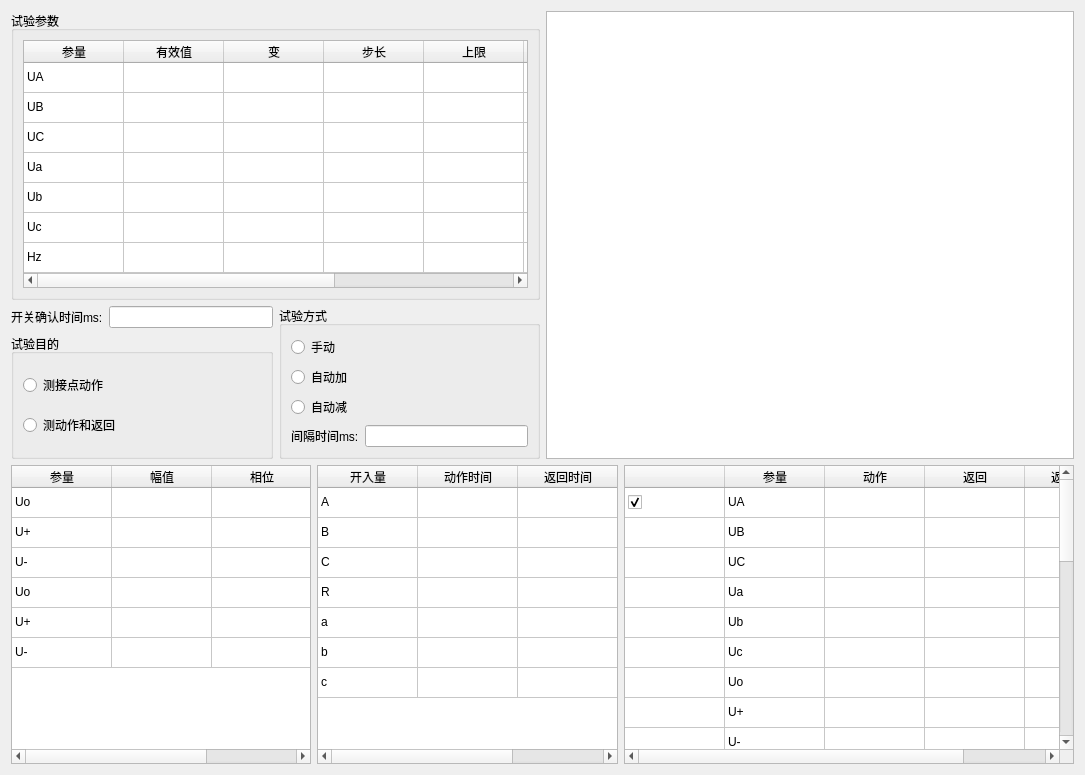
Before: the Qt Designer form energy/ui/test25/ui_025.ui in AgueroZzz/Electric-energy-detection, drawn with Qt 5.
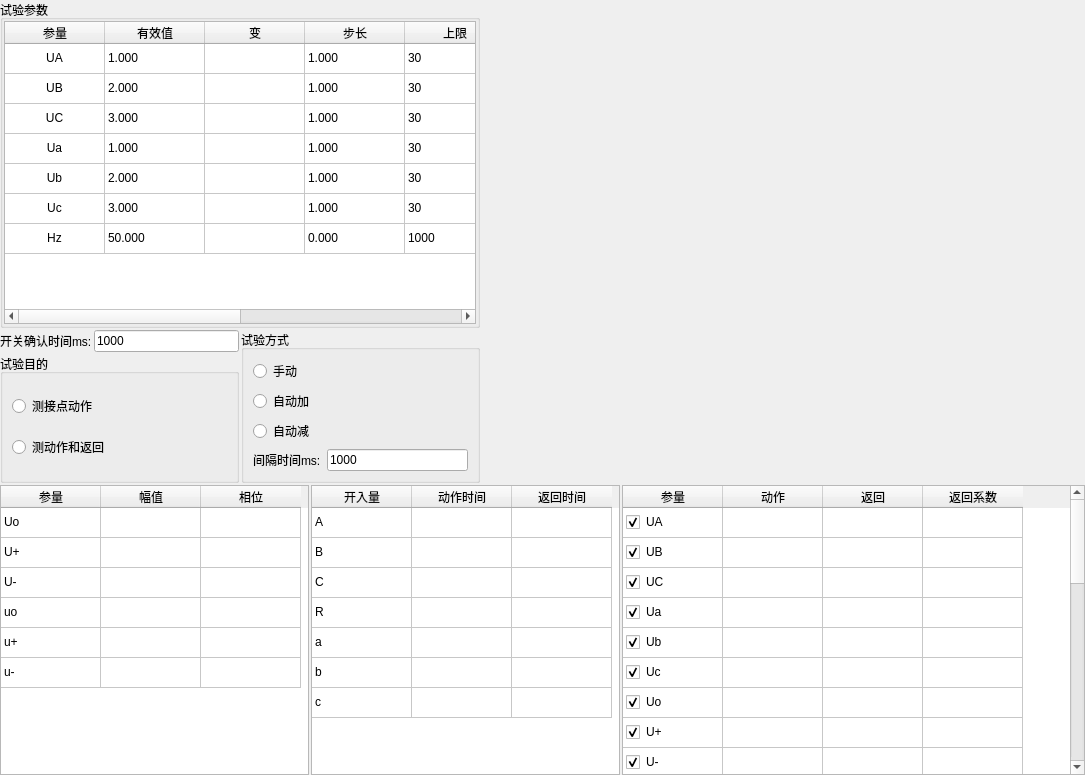
After: the same form once the commit is applied.

Patch:
```diff
--- a/energy/ui/test25/ui_025.ui
+++ b/energy/ui/test25/ui_025.ui
@@ -13,9 +13,24 @@
   <property name="windowTitle">
    <string>Form</string>
   </property>
-  <layout class="QVBoxLayout" name="verticalLayout_5" stretch="3,2">
+  <layout class="QVBoxLayout" name="verticalLayout_5" stretch="5,3">
+   <property name="spacing">
+    <number>2</number>
+   </property>
+   <property name="leftMargin">
+    <number>0</number>
+   </property>
+   <property name="topMargin">
+    <number>0</number>
+   </property>
+   <property name="rightMargin">
+    <number>0</number>
+   </property>
+   <property name="bottomMargin">
+    <number>0</number>
+   </property>
    <item>
-    <layout class="QHBoxLayout" name="horizontalLayout_6">
+    <layout class="QHBoxLayout" name="horizontalLayout_6" stretch="4,1,4">
      <item>
       <layout class="QVBoxLayout" name="verticalLayout_4">
        <item>
@@ -23,7 +38,22 @@
          <property name="title">
           <string>试验参数</string>
          </property>
-         <layout class="QHBoxLayout" name="horizontalLayout">
+         <layout class="QVBoxLayout" name="verticalLayout_6">
+          <property name="spacing">
+           <number>0</number>
+          </property>
+          <property name="leftMargin">
+           <number>1</number>
+          </property>
+          <property name="topMargin">
+           <number>1</number>
+          </property>
+          <property name="rightMargin">
+           <number>1</number>
+          </property>
+          <property name="bottomMargin">
+           <number>1</number>
+          </property>
           <item>
            <widget class="QTableWidget" name="tb_sycs">
             <property name="rowCount">
@@ -83,36 +113,294 @@
              <property name="text">
               <string>UA</string>
              </property>
+             <property name="textAlignment">
+              <set>AlignCenter</set>
+             </property>
+             <property name="flags">
+              <set>ItemIsDragEnabled|ItemIsDropEnabled|ItemIsUserCheckable|ItemIsEnabled</set>
+             </property>
+            </item>
+            <item row="0" column="1">
+             <property name="text">
+              <string>1.000</string>
+             </property>
+            </item>
+            <item row="0" column="3">
+             <property name="text">
+              <string>1.000</string>
+             </property>
+            </item>
+            <item row="0" column="4">
+             <property name="text">
+              <string>30</string>
+             </property>
+            </item>
+            <item row="0" column="5">
+             <property name="text">
+              <string>0.0</string>
+             </property>
+            </item>
+            <item row="0" column="7">
+             <property name="text">
+              <string>1.0</string>
+             </property>
             </item>
             <item row="1" column="0">
              <property name="text">
               <string>UB</string>
              </property>
+             <property name="textAlignment">
+              <set>AlignCenter</set>
+             </property>
+             <property name="flags">
+              <set>ItemIsDragEnabled|ItemIsDropEnabled|ItemIsUserCheckable|ItemIsEnabled</set>
+             </property>
+            </item>
+            <item row="1" column="1">
+             <property name="text">
+              <string>2.000</string>
+             </property>
+            </item>
+            <item row="1" column="3">
+             <property name="text">
+              <string>1.000</string>
+             </property>
+            </item>
+            <item row="1" column="4">
+             <property name="text">
+              <string>30</string>
+             </property>
+            </item>
+            <item row="1" column="5">
+             <property name="text">
+              <string>240.0</string>
+             </property>
+            </item>
+            <item row="1" column="7">
+             <property name="text">
+              <string>1.0</string>
+             </property>
             </item>
             <item row="2" column="0">
              <property name="text">
               <string>UC</string>
              </property>
+             <property name="textAlignment">
+              <set>AlignCenter</set>
+             </property>
+             <property name="flags">
+              <set>ItemIsDragEnabled|ItemIsDropEnabled|ItemIsUserCheckable|ItemIsEnabled</set>
+             </property>
+            </item>
+            <item row="2" column="1">
+             <property name="text">
+              <string>3.000</string>
+             </property>
+            </item>
+            <item row="2" column="3">
+             <property name="text">
+              <string>1.000</string>
+             </property>
+            </item>
+            <item row="2" column="4">
+             <property name="text">
+              <string>30</string>
+             </property>
+            </item>
+            <item row="2" column="5">
+             <property name="text">
+              <string>120.0</string>
+             </property>
+            </item>
+            <item row="2" column="7">
+             <property name="text">
+              <string>1.0</string>
+             </property>
             </item>
             <item row="3" column="0">
              <property name="text">
               <string>Ua</string>
              </property>
+             <property name="textAlignment">
+              <set>AlignCenter</set>
+             </property>
+             <property name="flags">
+              <set>ItemIsDragEnabled|ItemIsDropEnabled|ItemIsUserCheckable|ItemIsEnabled</set>
+             </property>
+            </item>
+            <item row="3" column="1">
+             <property name="text">
+              <string>1.000</string>
+             </property>
+            </item>
+            <item row="3" column="3">
+             <property name="text">
+              <string>1.000</string>
+             </property>
+            </item>
+            <item row="3" column="4">
+             <property name="text">
+              <string>30</string>
+             </property>
+            </item>
+            <item row="3" column="5">
+             <property name="text">
+              <string>0.0</string>
+             </property>
+            </item>
+            <item row="3" column="7">
+             <property name="text">
+              <string>1.0</string>
+             </property>
             </item>
             <item row="4" column="0">
              <property name="text">
               <string>Ub</string>
              </property>
+             <property name="textAlignment">
+              <set>AlignCenter</set>
+             </property>
+             <property name="flags">
+              <set>ItemIsDragEnabled|ItemIsDropEnabled|ItemIsUserCheckable|ItemIsEnabled</set>
+             </property>
+            </item>
+            <item row="4" column="1">
+             <property name="text">
+              <string>2.000</string>
+             </property>
+            </item>
+            <item row="4" column="3">
+             <property name="text">
+              <string>1.000</string>
+             </property>
+            </item>
+            <item row="4" column="4">
+             <property name="text">
+              <string>30</string>
+             </property>
+            </item>
+            <item row="4" column="5">
+             <property name="text">
+              <string>240.0</string>
+             </property>
+            </item>
+            <item row="4" column="7">
+             <property name="text">
+              <string>1.0</string>
+             </property>
             </item>
             <item row="5" column="0">
              <property name="text">
               <string>Uc</string>
              </property>
+             <property name="textAlignment">
+              <set>AlignCenter</set>
+             </property>
+             <property name="flags">
+              <set>ItemIsDragEnabled|ItemIsDropEnabled|ItemIsUserCheckable|ItemIsEnabled</set>
+             </property>
+            </item>
+            <item row="5" column="1">
+             <property name="text">
+              <string>3.000</string>
+             </property>
+            </item>
+            <item row="5" column="3">
+             <property name="text">
+              <string>1.000</string>
+             </property>
+            </item>
+            <item row="5" column="4">
+             <property name="text">
+              <string>30</string>
+             </property>
+            </item>
+            <item row="5" column="5">
+             <property name="text">
+              <string>120.0</string>
+             </property>
+            </item>
+            <item row="5" column="7">
+             <property name="text">
+              <string>1.0</string>
+             </property>
             </item>
             <item row="6" column="0">
              <property name="text">
               <string>Hz</string>
              </property>
+             <property name="textAlignment">
+              <set>AlignCenter</set>
+             </property>
+             <property name="flags">
+              <set>ItemIsDragEnabled|ItemIsDropEnabled|ItemIsUserCheckable|ItemIsEnabled</set>
+             </property>
+            </item>
+            <item row="6" column="1">
+             <property name="text">
+              <string>50.000</string>
+             </property>
+            </item>
+            <item row="6" column="3">
+             <property name="text">
+              <string>0.000</string>
+             </property>
+            </item>
+            <item row="6" column="4">
+             <property name="text">
+              <string>1000</string>
+             </property>
+            </item>
+            <item row="6" column="5">
+             <property name="text">
+              <string/>
+             </property>
+             <property name="background">
+              <brush brushstyle="Dense4Pattern">
+               <color alpha="255">
+                <red>194</red>
+                <green>237</green>
+                <blue>195</blue>
+               </color>
+              </brush>
+             </property>
+             <property name="flags">
+              <set>ItemIsDragEnabled|ItemIsDropEnabled|ItemIsUserCheckable|ItemIsEnabled</set>
+             </property>
+            </item>
+            <item row="6" column="6">
+             <property name="text">
+              <string/>
+             </property>
+             <property name="background">
+              <brush brushstyle="Dense4Pattern">
+               <color alpha="255">
+                <red>194</red>
+                <green>237</green>
+                <blue>195</blue>
+               </color>
+              </brush>
+             </property>
+             <property name="flags">
+              <set>ItemIsDragEnabled|ItemIsDropEnabled|ItemIsUserCheckable|ItemIsEnabled</set>
+             </property>
+            </item>
+            <item row="6" column="7">
+             <property name="text">
+              <string/>
+             </property>
+             <property name="background">
+              <brush brushstyle="Dense4Pattern">
+               <color alpha="255">
+                <red>194</red>
+                <green>237</green>
+                <blue>195</blue>
+               </color>
+              </brush>
+             </property>
+             <property name="flags">
+              <set>ItemIsDragEnabled|ItemIsDropEnabled|ItemIsUserCheckable|ItemIsEnabled</set>
+             </property>
             </item>
            </widget>
           </item>
@@ -133,7 +421,11 @@
               </widget>
              </item>
              <item>
-              <widget class="QLineEdit" name="lineEdit"/>
+              <widget class="QLineEdit" name="le_check">
+               <property name="text">
+                <string>1000</string>
+               </property>
+              </widget>
              </item>
             </layout>
            </item>
@@ -199,7 +491,11 @@
                </widget>
               </item>
               <item>
-               <widget class="QLineEdit" name="lineEdit_2"/>
+               <widget class="QLineEdit" name="le_delay">
+                <property name="text">
+                 <string>1000</string>
+                </property>
+               </widget>
               </item>
              </layout>
             </item>
@@ -211,7 +507,10 @@
       </layout>
      </item>
      <item>
-      <widget class="QTableWidget" name="tableWidget_4"/>
+      <widget class="QWidget" name="btn_widget" native="true"/>
+     </item>
+     <item>
+      <widget class="QWidget" name="chart_widget" native="true"/>
      </item>
     </layout>
    </item>
@@ -219,6 +518,14 @@
     <layout class="QHBoxLayout" name="horizontalLayout_4" stretch="2,2,3">
      <item>
       <widget class="QTableWidget" name="tb_down_1">
+       <property name="styleSheet">
+        <string notr="true">QTableWidget {
+     background-color: &quot;#97E8F2&quot;;
+    }
+    QTableWidget::item {
+       background-color: &quot;#97E8F2&quot;;
+    }</string>
+       </property>
        <property name="rowCount">
         <number>6</number>
        </property>
@@ -263,23 +570,31 @@
        </item>
        <item row="3" column="0">
         <property name="text">
-         <string>Uo</string>
+         <string>uo</string>
         </property>
        </item>
        <item row="4" column="0">
         <property name="text">
-         <string>U+</string>
+         <string>u+</string>
         </property>
        </item>
        <item row="5" column="0">
         <property name="text">
-         <string>U-</string>
+         <string>u-</string>
         </property>
        </item>
       </widget>
      </item>
      <item>
       <widget class="QTableWidget" name="tb_down_2">
+       <property name="styleSheet">
+        <string notr="true">QTableWidget {
+     background-color: &quot;#FFE6FF&quot;;
+    }
+    QTableWidget::item {
+       background-color: &quot;#FFE6FF&quot;;
+    }</string>
+       </property>
        <property name="rowCount">
         <number>7</number>
        </property>
@@ -347,6 +662,14 @@
      </item>
      <item>
       <widget class="QTableWidget" name="tb_down_3">
+       <property name="styleSheet">
+        <string notr="true">QTableWidget {
+     background-color: &quot;#FFE6FF&quot;;
+    }
+    QTableWidget::item {
+       background-color: &quot;#FFE6FF&quot;;
+    }</string>
+       </property>
        <property name="rowCount">
         <number>25</number>
        </property>
@@ -378,11 +701,6 @@
        <row/>
        <row/>
        <row/>
-       <column>
-        <property name="text">
-         <string/>
-        </property>
-       </column>
        <column>
         <property name="text">
          <string>参量</string>
@@ -405,136 +723,278 @@
        </column>
        <item row="0" column="0">
         <property name="text">
-         <string/>
-        </property>
-        <property name="checkState">
-         <enum>Checked</enum>
-        </property>
-       </item>
-       <item row="0" column="1">
-        <property name="text">
          <string>UA</string>
         </property>
+        <property name="checkState">
+         <enum>Checked</enum>
+        </property>
+        <property name="flags">
+         <set>ItemIsDragEnabled|ItemIsDropEnabled|ItemIsUserCheckable|ItemIsEnabled</set>
+        </property>
        </item>
-       <item row="1" column="1">
+       <item row="1" column="0">
         <property name="text">
          <string>UB</string>
         </property>
+        <property name="checkState">
+         <enum>Checked</enum>
+        </property>
+        <property name="flags">
+         <set>ItemIsDragEnabled|ItemIsDropEnabled|ItemIsUserCheckable|ItemIsEnabled</set>
+        </property>
        </item>
-       <item row="2" column="1">
+       <item row="2" column="0">
         <property name="text">
          <string>UC</string>
         </property>
+        <property name="checkState">
+         <enum>Checked</enum>
+        </property>
+        <property name="flags">
+         <set>ItemIsDragEnabled|ItemIsDropEnabled|ItemIsUserCheckable|ItemIsEnabled</set>
+        </property>
        </item>
-       <item row="3" column="1">
+       <item row="3" column="0">
         <property name="text">
          <string>Ua</string>
         </property>
+        <property name="checkState">
+         <enum>Checked</enum>
+        </property>
+        <property name="flags">
+         <set>ItemIsDragEnabled|ItemIsDropEnabled|ItemIsUserCheckable|ItemIsEnabled</set>
+        </property>
        </item>
-       <item row="4" column="1">
+       <item row="4" column="0">
         <property name="text">
          <string>Ub</string>
         </property>
+        <property name="checkState">
+         <enum>Checked</enum>
+        </property>
+        <property name="flags">
+         <set>ItemIsDragEnabled|ItemIsDropEnabled|ItemIsUserCheckable|ItemIsEnabled</set>
+        </property>
        </item>
-       <item row="5" column="1">
+       <item row="5" column="0">
         <property name="text">
          <string>Uc</string>
         </property>
+        <property name="checkState">
+         <enum>Checked</enum>
+        </property>
+        <property name="flags">
+         <set>ItemIsDragEnabled|ItemIsDropEnabled|ItemIsUserCheckable|ItemIsEnabled</set>
+        </property>
        </item>
-       <item row="6" column="1">
+       <item row="6" column="0">
         <property name="text">
          <string>Uo</string>
         </property>
+        <property name="checkState">
+         <enum>Checked</enum>
+        </property>
+        <property name="flags">
+         <set>ItemIsDragEnabled|ItemIsDropEnabled|ItemIsUserCheckable|ItemIsEnabled</set>
+        </property>
        </item>
-       <item row="7" column="1">
+       <item row="7" column="0">
         <property name="text">
          <string>U+</string>
         </property>
+        <property name="checkState">
+         <enum>Checked</enum>
+        </property>
+        <property name="flags">
+         <set>ItemIsDragEnabled|ItemIsDropEnabled|ItemIsUserCheckable|ItemIsEnabled</set>
+        </property>
        </item>
-       <item row="8" column="1">
+       <item row="8" column="0">
         <property name="text">
          <string>U-</string>
         </property>
+        <property name="checkState">
+         <enum>Checked</enum>
+        </property>
+        <property name="flags">
+         <set>ItemIsDragEnabled|ItemIsDropEnabled|ItemIsUserCheckable|ItemIsEnabled</set>
+        </property>
        </item>
-       <item row="9" column="1">
+       <item row="9" column="0">
         <property name="text">
          <string>uo</string>
         </property>
+        <property name="checkState">
+         <enum>Checked</enum>
+        </property>
+        <property name="flags">
+         <set>ItemIsDragEnabled|ItemIsDropEnabled|ItemIsUserCheckable|ItemIsEnabled</set>
+        </property>
        </item>
-       <item row="10" column="1">
+       <item row="10" column="0">
         <property name="text">
          <string>u+</string>
         </property>
+        <property name="checkState">
+         <enum>Checked</enum>
+        </property>
+        <property name="flags">
+         <set>ItemIsDragEnabled|ItemIsDropEnabled|ItemIsUserCheckable|ItemIsEnabled</set>
+        </property>
        </item>
-       <item row="11" column="1">
+       <item row="11" column="0">
         <property name="text">
          <string>u-</string>
         </property>
+        <property name="checkState">
+         <enum>Checked</enum>
+        </property>
+        <property name="flags">
+         <set>ItemIsDragEnabled|ItemIsDropEnabled|ItemIsUserCheckable|ItemIsEnabled</set>
+        </property>
        </item>
-       <item row="12" column="1">
+       <item row="12" column="0">
         <property name="text">
          <string>ΦUA</string>
         </property>
+        <property name="checkState">
+         <enum>Checked</enum>
+        </property>
+        <property name="flags">
+         <set>ItemIsDragEnabled|ItemIsDropEnabled|ItemIsUserCheckable|ItemIsEnabled</set>
+        </property>
        </item>
-       <item row="13" column="1">
+       <item row="13" column="0">
         <property name="text">
          <string>ΦUB</string>
         </property>
+        <property name="checkState">
+         <enum>Checked</enum>
+        </property>
+        <property name="flags">
+         <set>ItemIsDragEnabled|ItemIsDropEnabled|ItemIsUserCheckable|ItemIsEnabled</set>
+        </property>
        </item>
-       <item row="14" column="1">
+       <item row="14" column="0">
         <property name="text">
          <string>ΦUC</string>
         </property>
+        <property name="checkState">
+         <enum>Checked</enum>
+        </property>
+        <property name="flags">
+         <set>ItemIsDragEnabled|ItemIsDropEnabled|ItemIsUserCheckable|ItemIsEnabled</set>
+        </property>
        </item>
-       <item row="15" column="1">
+       <item row="15" column="0">
         <property name="text">
          <string>ΦUa</string>
         </property>
+        <property name="checkState">
+         <enum>Checked</enum>
+        </property>
+        <property name="flags">
+         <set>ItemIsDragEnabled|ItemIsDropEnabled|ItemIsUserCheckable|ItemIsEnabled</set>
+        </property>
        </item>
-       <item row="16" column="1">
+       <item row="16" column="0">
         <property name="text">
          <string>ΦUb</string>
         </property>
+        <property name="checkState">
+         <enum>Checked</enum>
+        </property>
+        <property name="flags">
+         <set>ItemIsDragEnabled|ItemIsDropEnabled|ItemIsUserCheckable|ItemIsEnabled</set>
+        </property>
        </item>
-       <item row="17" column="1">
+       <item row="17" column="0">
         <property name="text">
          <string>ΦUc</string>
         </property>
+        <property name="checkState">
+         <enum>Checked</enum>
+        </property>
+        <property name="flags">
+         <set>ItemIsDragEnabled|ItemIsDropEnabled|ItemIsUserCheckable|ItemIsEnabled</set>
+        </property>
        </item>
-       <item row="18" column="1">
+       <item row="18" column="0">
         <property name="text">
          <string>ΦUo</string>
         </property>
+        <property name="checkState">
+         <enum>Checked</enum>
+        </property>
+        <property name="flags">
+         <set>ItemIsDragEnabled|ItemIsDropEnabled|ItemIsUserCheckable|ItemIsEnabled</set>
+        </property>
        </item>
-       <item row="19" column="1">
+       <item row="19" column="0">
         <property name="text">
          <string>ΦU+</string>
         </property>
+        <property name="checkState">
+         <enum>Checked</enum>
+        </property>
+        <property name="flags">
+         <set>ItemIsDragEnabled|ItemIsDropEnabled|ItemIsUserCheckable|ItemIsEnabled</set>
+        </property>
        </item>
-       <item row="20" column="1">
+       <item row="20" column="0">
         <property name="text">
          <string>ΦU-</string>
         </property>
+        <property name="checkState">
+         <enum>Checked</enum>
+        </property>
+        <property name="flags">
+         <set>ItemIsDragEnabled|ItemIsDropEnabled|ItemIsUserCheckable|ItemIsEnabled</set>
+        </property>
        </item>
-       <item row="21" column="1">
+       <item row="21" column="0">
         <property name="text">
          <string>Φuo</string>
         </property>
+        <property name="checkState">
+         <enum>Checked</enum>
+        </property>
+        <property name="flags">
+         <set>ItemIsDragEnabled|ItemIsDropEnabled|ItemIsUserCheckable|ItemIsEnabled</set>
+        </property>
        </item>
-       <item row="22" column="1">
+       <item row="22" column="0">
         <property name="text">
          <string>Φu+</string>
         </property>
+        <property name="checkState">
+         <enum>Checked</enum>
+        </property>
+        <property name="flags">
+         <set>ItemIsDragEnabled|ItemIsDropEnabled|ItemIsUserCheckable|ItemIsEnabled</set>
+        </property>
        </item>
-       <item row="23" column="1">
+       <item row="23" column="0">
         <property name="text">
          <string>Φu-</string>
         </property>
+        <property name="checkState">
+         <enum>Checked</enum>
+        </property>
+        <property name="flags">
+         <set>ItemIsDragEnabled|ItemIsDropEnabled|ItemIsUserCheckable|ItemIsEnabled</set>
+        </property>
        </item>
-       <item row="24" column="1">
+       <item row="24" column="0">
         <property name="text">
          <string>Hz</string>
         </property>
+        <property name="checkState">
+         <enum>Checked</enum>
+        </property>
+        <property name="flags">
+         <set>ItemIsDragEnabled|ItemIsDropEnabled|ItemIsUserCheckable|ItemIsEnabled</set>
+        </property>
        </item>
       </widget>
      </item>
```
Left out of the diff: 10 changed lines with no effect on the pictures.
